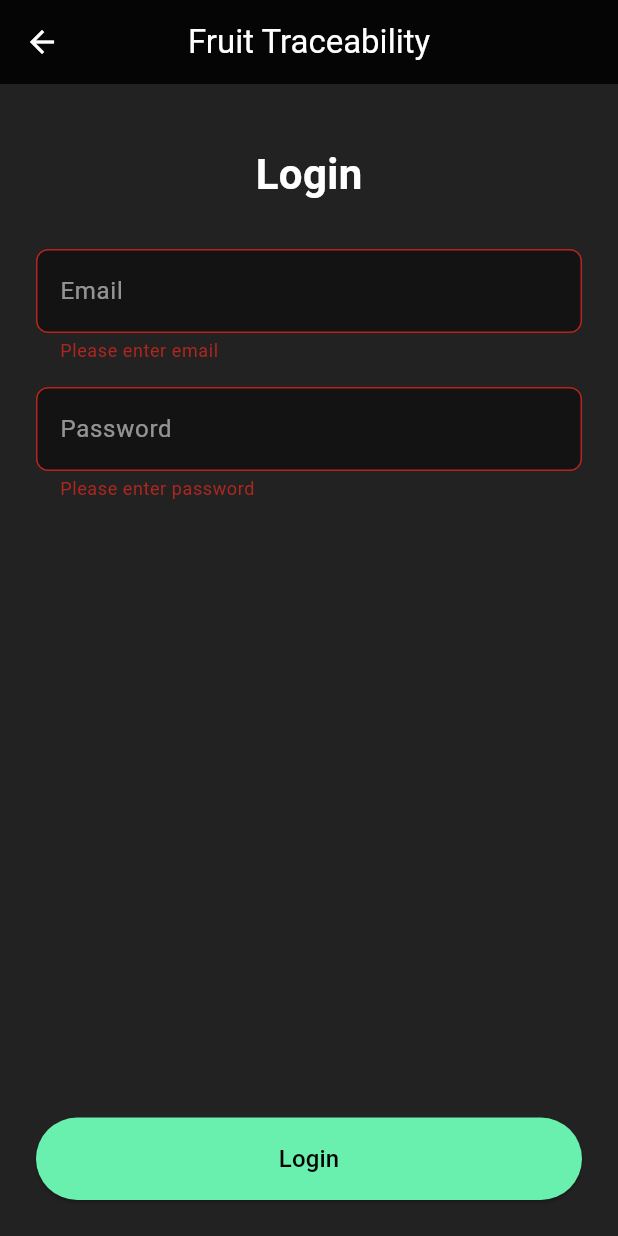
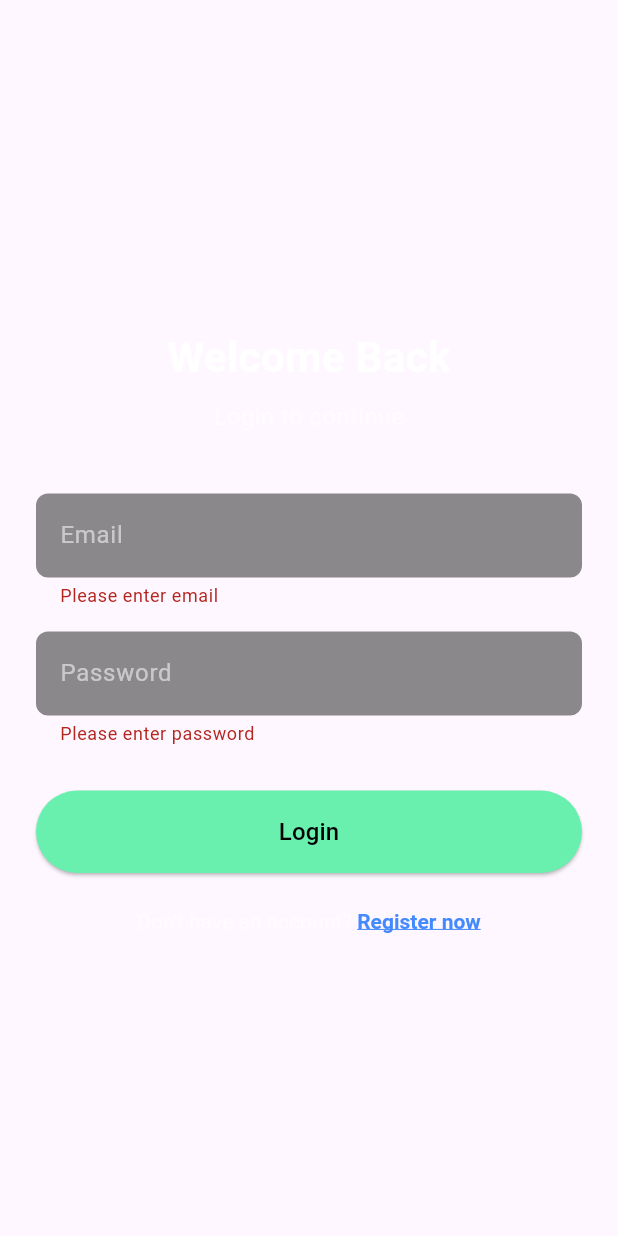
Before and after one commit to VinhLam2606/Fruit-traceability, a Flutter app: the LoginPage screen opened by its route, after a tap on "Login", on a phone screen of 412 x 824 dp. Run offline on Flutter 3.47's test engine with Material 3 defaults, Android fonts, the light colour scheme and no system bars; our stand-ins replace barcode_widget, bloc, cloud_firestore, firebase_auth, firebase_core, flutter_bloc; missing offline and left inert: encrypt, mobile_scanner, web3dart; accounts and stored records are empty.

Commit message:
fix login logout function

```diff
--- a/lib/auth/ui/login_page.dart
+++ b/lib/auth/ui/login_page.dart
@@ -1,14 +1,14 @@
 // ignore_for_file: avoid_print, use_build_context_synchronously
 
+import 'package:cloud_firestore/cloud_firestore.dart';
+import 'package:encrypt/encrypt.dart' as encrypt;
+import 'package:flutter/gestures.dart';
 import 'package:flutter/material.dart';
 import 'package:untitled/auth/service/auth_service.dart';
-import 'package:cloud_firestore/cloud_firestore.dart';
-import 'package:web3dart/web3dart.dart';
-import 'package:encrypt/encrypt.dart' as encrypt;
-import 'package:untitled/auth/ui/home_page.dart';
 
 class LoginPage extends StatefulWidget {
-  const LoginPage({super.key});
+  final Function()? onTap; // Add this for toggling
+  const LoginPage({super.key, this.onTap});
 
   @override
   State<LoginPage> createState() => _LoginPageState();
@@ -20,6 +20,7 @@ class _LoginPageState extends State<LoginPage> {
   final passwordController = TextEditingController();
 
   String errorMessage = '';
+  bool _isLoading = false;
 
   @override
   void dispose() {
@@ -35,19 +36,20 @@ class _LoginPageState extends State<LoginPage> {
     );
     final iv = encrypt.IV.fromUtf8(
       "1234567890123456",
-    ); // must match RegisterPage
+    ); // Must match the IV in RegisterPage
     final encrypter = encrypt.Encrypter(
       encrypt.AES(key, mode: encrypt.AESMode.cbc),
     );
 
     final decrypted = encrypter.decrypt64(encryptedKey, iv: iv);
-
-    print("🔓 Decrypted private key: $decrypted");
+    print("🔓 Decrypted private key successfully");
     return decrypted;
   }
 
   Future<void> login() async {
-    if (!_formKey.currentState!.validate()) return;
+    if (!_formKey.currentState!.validate() || _isLoading) return;
+
+    setState(() => _isLoading = true);
 
     try {
       // ✅ Firebase login
@@ -56,84 +58,70 @@ class _LoginPageState extends State<LoginPage> {
         password: passwordController.text.trim(),
       );
 
-      // ✅ Get wallet info from Firestore
+      // ✅ Get wallet info from Firestore to verify decryption
       final doc = await FirebaseFirestore.instance
           .collection("users")
           .doc(userCred.user!.uid)
           .get();
 
       if (!doc.exists) {
-        throw Exception("User data not found in Firestore");
+        throw Exception("User data not found in Firestore.");
       }
 
-      final walletAddress = doc["walletAddress"];
       final encryptedKey = doc["privateKeyEnc"];
 
-      final privateKey = _decryptPrivateKey(
-        encryptedKey,
-        passwordController.text.trim(),
-      );
-
-      final credentials = EthPrivateKey.fromHex(privateKey);
-      final restoredAddr = credentials.address.hex;
+      // This step implicitly verifies the password is correct.
+      // If it's wrong, this will throw an exception.
+      _decryptPrivateKey(encryptedKey, passwordController.text.trim());
 
       print("➡ Login success for: ${userCred.user!.email}");
-      print("Wallet restored: $restoredAddr");
-      print("Firestore wallet: $walletAddress");
+      ScaffoldMessenger.of(
+        context,
+      ).showSnackBar(const SnackBar(content: Text("✅ Welcome back!")));
 
-      ScaffoldMessenger.of(context).showSnackBar(
-        SnackBar(content: Text("Welcome back! Wallet: $restoredAddr")),
-      );
-
-      // 👉 Now redirect to home/dashboard
-      Navigator.pushReplacement(
-        context,
-        MaterialPageRoute(builder: (_) => const HomePage()),
-      );
+      // No need to navigate here. The AuthLayout will detect the
+      // auth state change and automatically navigate to the dashboard.
     } catch (e) {
       setState(() {
         errorMessage = e.toString();
       });
-      ScaffoldMessenger.of(
-        context,
-      ).showSnackBar(SnackBar(content: Text("Login failed: $errorMessage")));
+      ScaffoldMessenger.of(context).showSnackBar(
+        SnackBar(content: Text("❌ Login failed: Invalid email or password.")),
+      );
+    } finally {
+      if (mounted) {
+        setState(() => _isLoading = false);
+      }
     }
   }
 
   @override
   Widget build(BuildContext context) {
     return Scaffold(
-      backgroundColor: Colors.black87,
-      appBar: AppBar(
-        backgroundColor: Colors.black87,
-        elevation: 0,
-        leading: IconButton(
-          icon: const Icon(Icons.arrow_back, color: Colors.white),
-          onPressed: () => Navigator.pop(context),
-        ),
-        title: const Text(
-          "Fruit Traceability",
-          style: TextStyle(color: Colors.white),
-        ),
-        centerTitle: true,
-      ),
       body: SafeArea(
-        child: Padding(
+        child: Center(
+          child: SingleChildScrollView(
             padding: const EdgeInsets.symmetric(horizontal: 24.0),
             child: Form(
               key: _formKey,
               child: Column(
+                mainAxisAlignment: MainAxisAlignment.center,
                 children: [
                   const SizedBox(height: 40),
                   const Text(
-                  "Login",
+                    "Welcome Back",
                     style: TextStyle(
                       fontSize: 28,
                       fontWeight: FontWeight.bold,
                       color: Colors.white,
                     ),
                   ),
-                const SizedBox(height: 30),
+                  const SizedBox(height: 8),
+                  const Text(
+                    "Login to continue",
+                    style: TextStyle(color: Colors.white54, fontSize: 16),
+                  ),
+                  const SizedBox(height: 40),
 
                   // Email
                   TextFormField(
@@ -156,8 +144,7 @@ class _LoginPageState extends State<LoginPage> {
                         ? "Please enter password"
                         : null,
                   ),
-
-                const Spacer(),
+                  const SizedBox(height: 30),
 
                   // Login button
                   SizedBox(
@@ -172,11 +159,41 @@ class _LoginPageState extends State<LoginPage> {
                           borderRadius: BorderRadius.circular(30),
                         ),
                       ),
-                    child: const Text("Login", style: TextStyle(fontSize: 16)),
+                      child: _isLoading
+                          ? const SizedBox(
+                              height: 20,
+                              width: 20,
+                              child: CircularProgressIndicator(
+                                strokeWidth: 2,
+                                color: Colors.black,
+                              ),
+                            )
+                          : const Text("Login", style: TextStyle(fontSize: 16)),
+                    ),
+                  ),
+                  const SizedBox(height: 24),
+                  // Toggle to Register Page
+                  RichText(
+                    text: TextSpan(
+                      text: "Don't have an account? ",
+                      style: const TextStyle(color: Colors.white54),
+                      children: [
+                        TextSpan(
+                          text: "Register now",
+                          style: const TextStyle(
+                            color: Colors.blueAccent,
+                            fontWeight: FontWeight.bold,
+                            decoration: TextDecoration.underline,
+                          ),
+                          recognizer: TapGestureRecognizer()
+                            ..onTap = widget.onTap,
+                        ),
+                      ],
                     ),
                   ),
                   const SizedBox(height: 24),
                 ],
+              ),
             ),
           ),
         ),
@@ -190,7 +207,18 @@ class _LoginPageState extends State<LoginPage> {
       hintStyle: const TextStyle(color: Colors.white54),
       filled: true,
       fillColor: Colors.black45,
-      border: OutlineInputBorder(borderRadius: BorderRadius.circular(8)),
+      border: OutlineInputBorder(
+        borderRadius: BorderRadius.circular(8),
+        borderSide: BorderSide.none,
+      ),
+      enabledBorder: OutlineInputBorder(
+        borderRadius: BorderRadius.circular(8),
+        borderSide: BorderSide.none,
+      ),
+      focusedBorder: OutlineInputBorder(
+        borderRadius: BorderRadius.circular(8),
+        borderSide: const BorderSide(color: Colors.greenAccent),
+      ),
     );
   }
 }
```
Also changed, not shown: lib/auth/auth_layout.dart (+16 -27 lines), lib/auth/ui/register_page.dart (+69 -80 lines), lib/dashboard/ui/account_page.dart (+19 -1 lines). Lines whose indentation alone changed are shown as unchanged.
